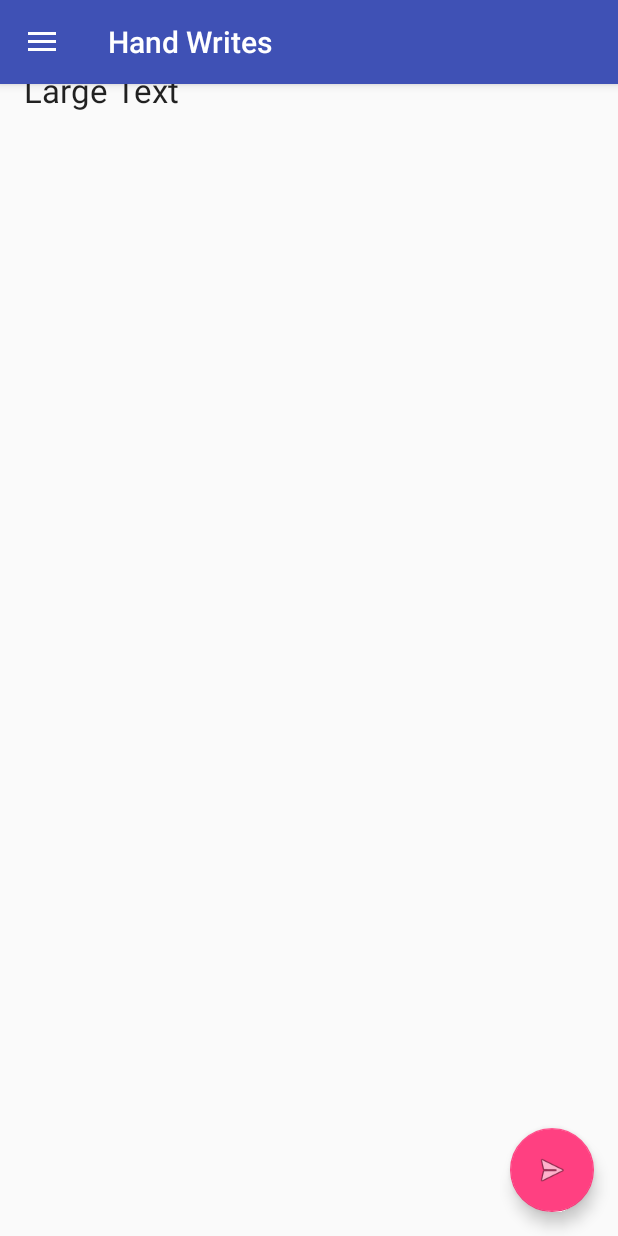
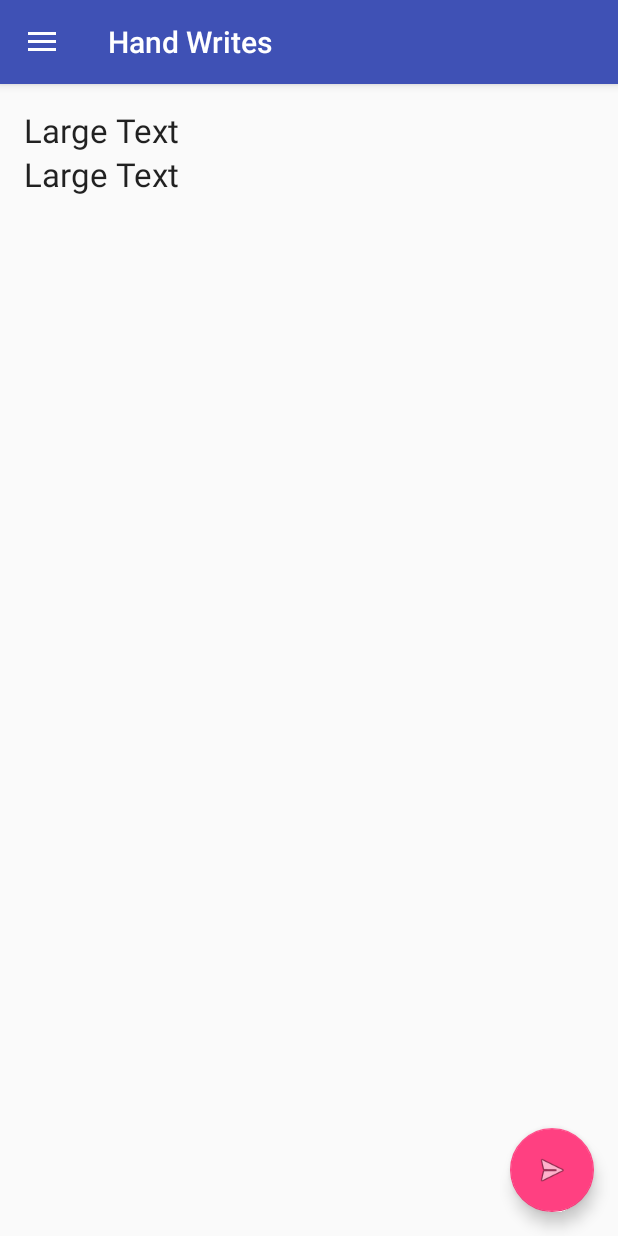
Before and after one commit to ww24/pattern, an Android app: the screen it shows after launch (MainActivity), in the side drawer, after a tap on "Gallery", on a phone screen of 412 x 824 dp. Run offline under Robolectric (Android 15) with nearby library versions, the phone set to English and light mode, and no system bars.

Commit message:
add padding

```diff
--- a/app/src/main/res/layout/app_bar_main.xml
+++ b/app/src/main/res/layout/app_bar_main.xml
@@ -19,7 +19,8 @@
         android:id="@+id/content_frame"
         android:layout_width="match_parent"
         android:layout_height="match_parent"
-        tools:layout="@layout/content_main">
+        tools:layout="@layout/content_main"
+        android:paddingTop="56dp">
     </FrameLayout>
 
     <android.support.design.widget.FloatingActionButton android:id="@+id/fab"
```
